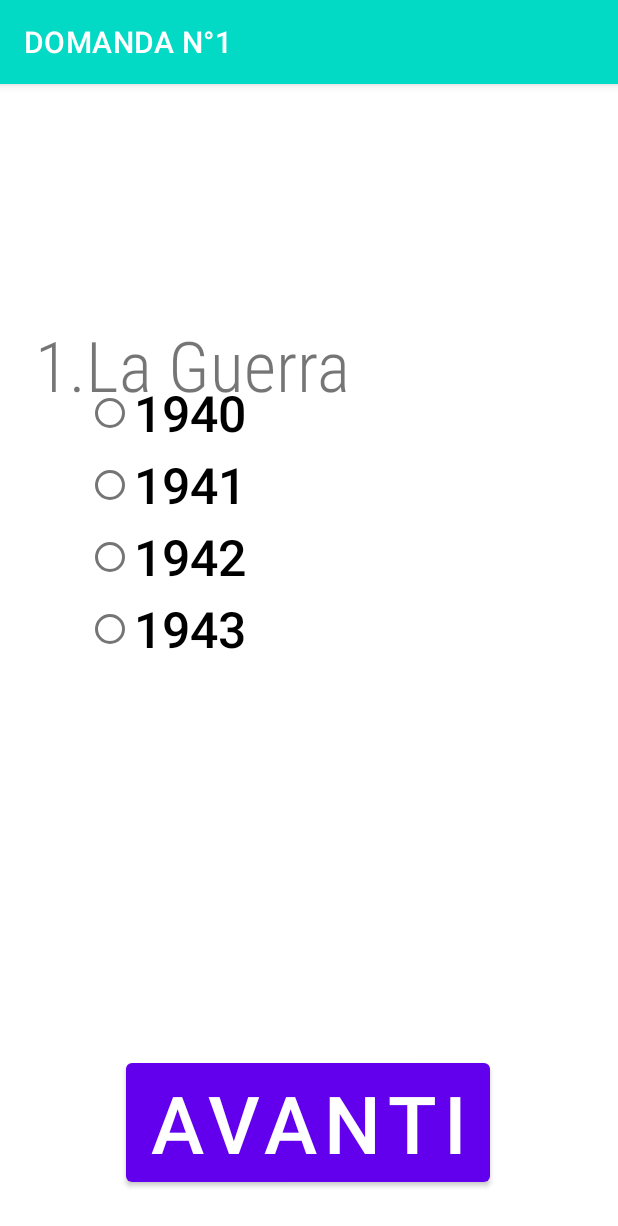
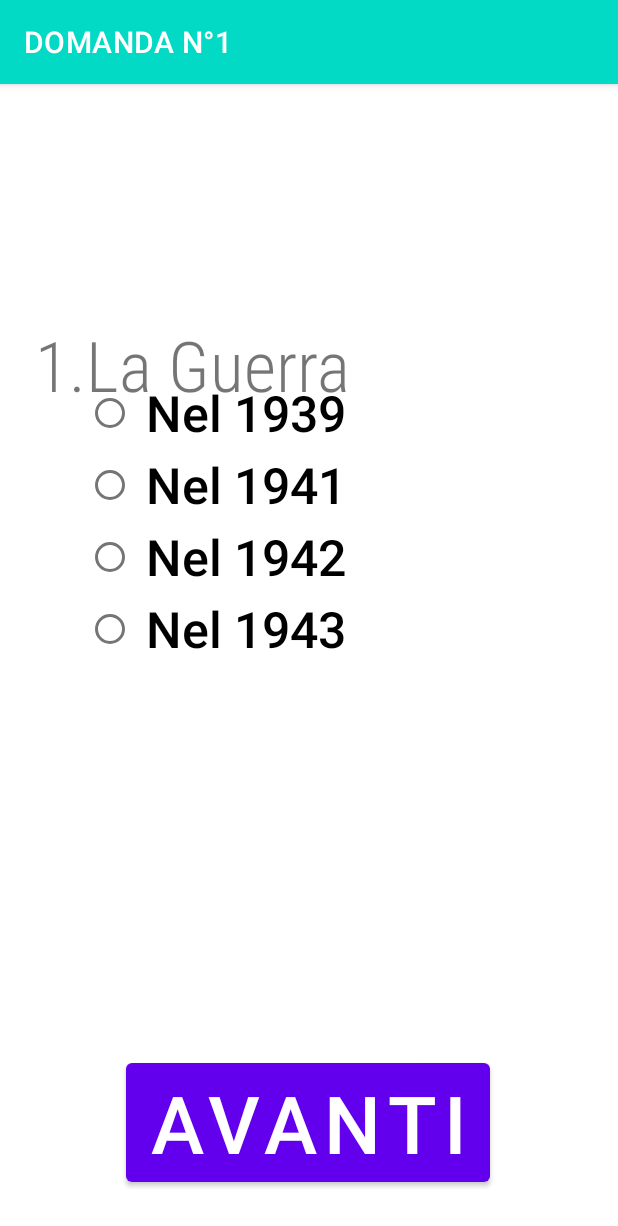
Before and after one commit to DaviLenti/Quiz_Verifica_ITS_2021, an Android app: the MainActivity_prima_pagina_domanda screen opened directly, with no data from a screen before it, on a phone screen of 412 x 824 dp. Shown: the top 1226 px of the screen. Run offline under Robolectric (Android 15) with nearby library versions, the phone set to English and light mode, and no system bars.

Commit message:
aggiunte lato estetico

```diff
--- a/app/src/main/java/com/example/esercitazione_quiz_73/MainActivity_prima_pagina_domanda.java
+++ b/app/src/main/java/com/example/esercitazione_quiz_73/MainActivity_prima_pagina_domanda.java
@@ -16,6 +16,7 @@ public class MainActivity_prima_pagina_domanda extends AppCompatActivity {
     public static class Punteggio {
         public static int val_pt = 0;
     }
+
     @Override
     protected void onCreate(Bundle savedInstanceState) {
         super.onCreate(savedInstanceState);
--- a/app/src/main/res/layout/activity_main_ottava_pagina_domanda.xml
+++ b/app/src/main/res/layout/activity_main_ottava_pagina_domanda.xml
@@ -52,7 +52,7 @@
         android:layout_width="wrap_content"
         android:layout_height="wrap_content"
         android:layout_marginBottom="172dp"
-        android:text="1943"
+        android:text="Nel 1943"
         android:textSize="50px"
         android:fontFamily="sans-serif-medium"
         app:layout_constraintBottom_toBottomOf="parent"
@@ -65,7 +65,7 @@
         android:layout_width="wrap_content"
         android:layout_height="wrap_content"
         android:layout_marginBottom="100dp"
-        android:text="1944"
+        android:text="Nel 1944"
         android:textSize="50px"
         android:fontFamily="sans-serif-medium"
         app:layout_constraintBottom_toBottomOf="parent"
--- a/app/src/main/res/layout/activity_main_prima_pagina_domanda.xml
+++ b/app/src/main/res/layout/activity_main_prima_pagina_domanda.xml
@@ -41,7 +41,7 @@
             android:layout_width="wrap_content"
             android:layout_height="wrap_content"
             android:checked="false"
-            android:text="1940"
+            android:text=" Nel 1939"
             android:textSize="50px"
             android:fontFamily="sans-serif-medium"
             app:layout_constraintEnd_toEndOf="parent"
@@ -53,7 +53,7 @@
             android:id="@+id/risp2_prima_domanda"
             android:layout_width="wrap_content"
             android:layout_height="wrap_content"
-            android:text="1941"
+            android:text=" Nel 1941"
             android:textSize="50px"
             android:fontFamily="sans-serif-medium"
             app:layout_constraintEnd_toEndOf="parent"
@@ -65,7 +65,7 @@
             android:id="@+id/risp3_prima_domanda"
             android:layout_width="wrap_content"
             android:layout_height="wrap_content"
-            android:text="1942"
+            android:text=" Nel 1942"
             android:textSize="50px"
             android:fontFamily="sans-serif-medium"
             app:layout_constraintEnd_toEndOf="parent"
@@ -77,7 +77,7 @@
             android:id="@+id/risp4_prima_domanda"
             android:layout_width="wrap_content"
             android:layout_height="wrap_content"
-            android:text="1943"
+            android:text=" Nel 1943"
             android:textSize="50px"
             android:fontFamily="sans-serif-medium"
             app:layout_constraintEnd_toEndOf="parent"
```
Also changed, not shown: app/src/main/res/layout/activity_main_terza_pagina_domanda.xml (+4 -4 lines).
